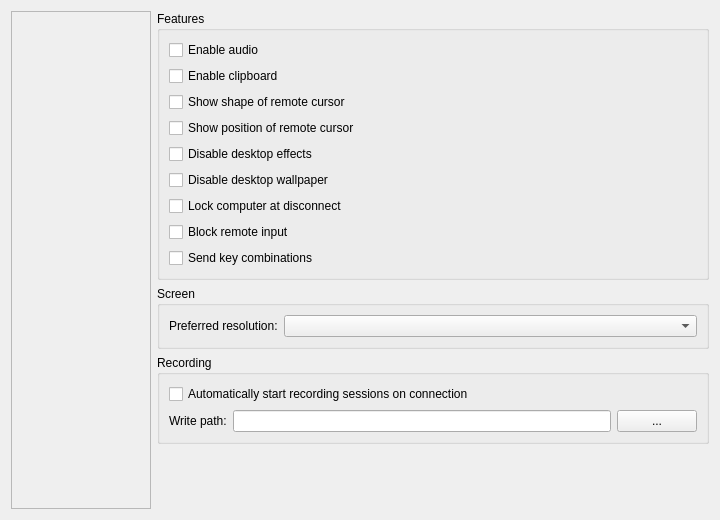
Old version of the form source/client/desktop/settings_tab.ui in the repository dchapyshev/aspia.
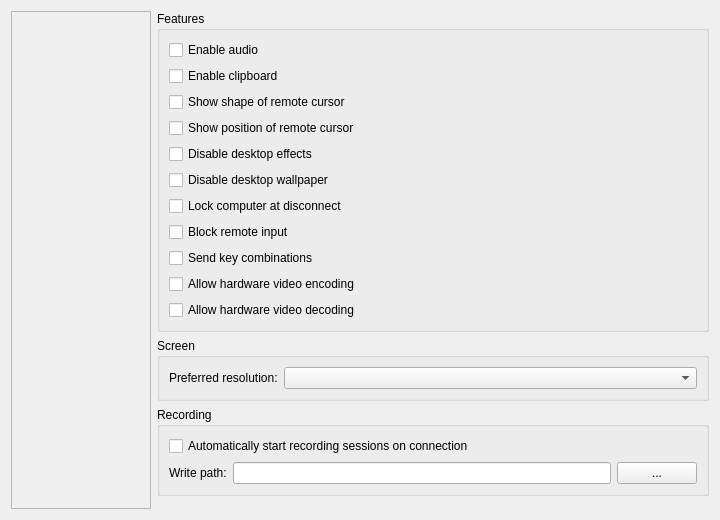
New version of the form.

Commit message: Added options to disable HW H264 for encoding/decoding.

```diff
--- a/source/client/desktop/settings_tab.ui
+++ b/source/client/desktop/settings_tab.ui
@@ -409,6 +409,20 @@
                 </property>
                </widget>
               </item>
+              <item>
+               <widget class="QCheckBox" name="checkbox_hardware_encoding">
+                <property name="text">
+                 <string>Allow hardware video encoding</string>
+                </property>
+               </widget>
+              </item>
+              <item>
+               <widget class="QCheckBox" name="checkbox_hardware_decoding">
+                <property name="text">
+                 <string>Allow hardware video decoding</string>
+                </property>
+               </widget>
+              </item>
              </layout>
             </widget>
            </item>
```
The commit also changes 7 other files.
